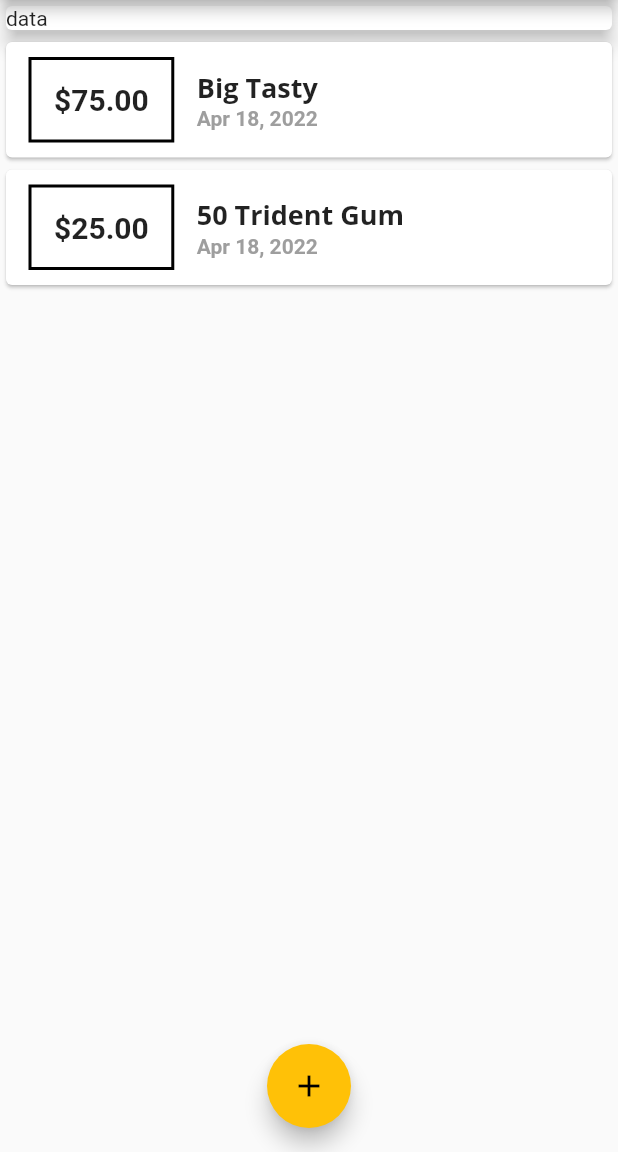
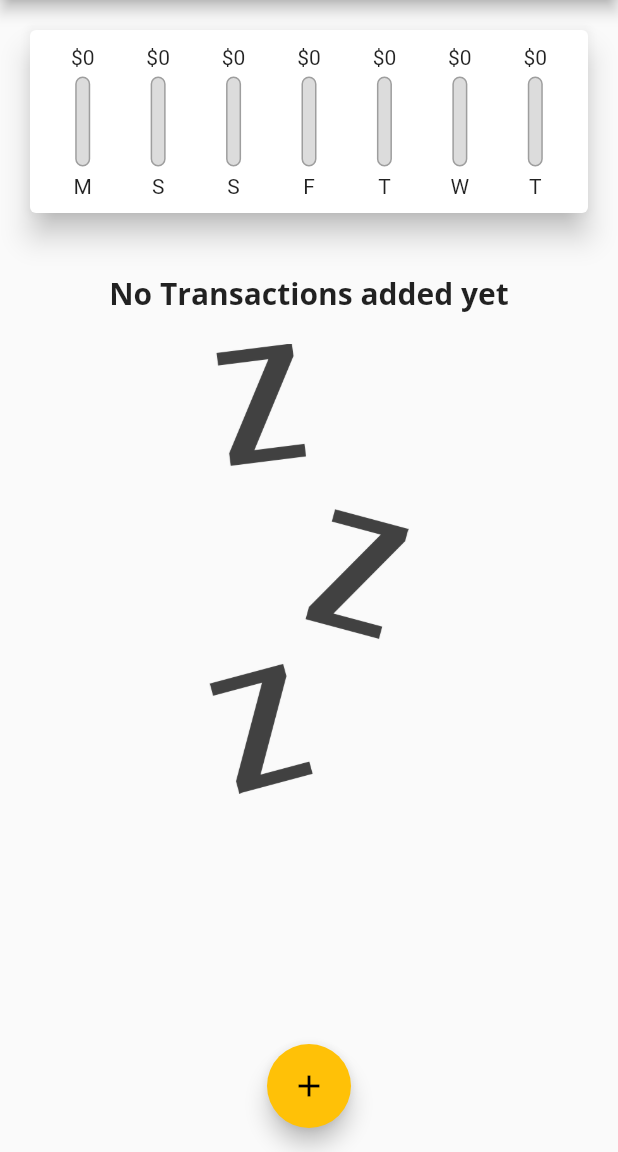
Before and after one commit to IamZygote/Hold-Your-Money, a Flutter app: the screen it shows after launch, on a phone screen of 412 x 824 dp, the part 84-1236 px from its top. Run offline on Flutter 3.47's test engine with Material 2 defaults, Android fonts, the phone set to English and light mode, and no system bars.

Commit message:
Chart + Image
this update is huge:
added an image when there are no items in the list
added a chart to express how much spent in the last 7 days

```diff
--- a/lib/main.dart
+++ b/lib/main.dart
@@ -1,3 +1,4 @@
+import './widgets/chart.dart';
 import './widgets/new_transaction.dart';
 import './widgets/transaction_list.dart';
 import './models/transaction.dart';
@@ -20,7 +21,7 @@ class MyApp extends StatelessWidget {
         textTheme: ThemeData.light().textTheme.copyWith(
               titleLarge: TextStyle(
                 fontFamily: 'OpenSans',
-                fontSize: 18,
+                fontSize: 20,
                 fontWeight: FontWeight.bold,
               ),
             ),
@@ -44,19 +45,29 @@ class MyHomePage extends StatefulWidget {
 
 class _MyHomePageState extends State<MyHomePage> {
   final List<Transaction> _userTransactions = [
-    Transaction(
-      id: '1',
-      title: 'Big Tasty',
-      amount: 75,
-      date: DateTime.now(),
-    ),
-    Transaction(
-      id: '2',
-      title: '50 Trident Gum',
-      amount: 25,
-      date: DateTime.now(),
-    )
+    //Transaction(
+    //  id: '1',
+    //  title: 'Big Tasty',
+    //  amount: 75,
+    //  date: DateTime.now(),
+    //),
+    //Transaction(
+    //  id: '2',
+    //  title: '50 Trident Gum',
+    //  amount: 25,
+    //  date: DateTime.now(),
+    //)
   ];
+
+  List<Transaction> get _recentTransactions {
+    return _userTransactions.where((tx) {
+      return tx.date.isAfter(
+        DateTime.now().subtract(
+          Duration(days: 7),
+        ),
+      );
+    }).toList();
+  }
 
   void _addNewTrans(String txTitle, double txAmount) {
     final newTx = Transaction(
@@ -99,13 +110,7 @@ class _MyHomePageState extends State<MyHomePage> {
         child: Column(
           //mainAxisAlignment: MainAxisAlignment.spaceAround,
           children: <Widget>[
-            Container(
-              width: double.infinity,
-              child: Card(
-                child: Text("data"),
-                elevation: 5,
-              ),
-            ),
+            Chart(_recentTransactions),
             TransactionList(_userTransactions),
           ],
         ),
--- /dev/null
+++ b/lib/widgets/chart.dart
@@ -0,0 +1,63 @@
+import './chart_bar.dart';
+
+import '../models/transaction.dart';
+import 'package:flutter/material.dart';
+import 'package:intl/intl.dart';
+
+class Chart extends StatelessWidget {
+  final List<Transaction> recentTransactions;
+  Chart(this.recentTransactions);
+
+  List<Map<String, Object>> get groupedTransactionValues {
+    return List.generate(7, (index) {
+      final weekDay = DateTime.now().subtract(
+        Duration(days: index),
+      );
+      var totalSum = 0.00;
+
+      for (var i = 0; i < recentTransactions.length; i++) {
+        if (recentTransactions[i].date.day == weekDay.day &&
+            recentTransactions[i].date.month == weekDay.month &&
+            recentTransactions[i].date.year == weekDay.year) {
+          totalSum += recentTransactions[i].amount;
+        }
+      }
+
+      return {
+        'day': DateFormat.E().format(weekDay).substring(0, 1),
+        'amount': totalSum,
+      };
+    });
+  }
+
+  double get totalSpending {
+    return groupedTransactionValues.fold(0.0, (sum, item) {
+      return sum + (item['amount'] as double);
+    });
+  }
+
+  @override
+  Widget build(BuildContext context) {
+    return Card(
+      elevation: 8,
+      margin: EdgeInsets.all(20),
+      child: Padding(
+        padding: EdgeInsets.all(10),
+        child: Row(
+          mainAxisAlignment: MainAxisAlignment.spaceAround,
+          children: groupedTransactionValues.map((data) {
+            return Flexible(
+              fit: FlexFit.tight,
+              child: ChartBar(
+                  data['day'].toString(),
+                  (data['amount'] as double),
+                  totalSpending == 0.0
+                      ? 0.0
+                      : (data['amount'] as double) / totalSpending),
+            );
+          }).toList(),
+        ),
+      ),
+    );
+  }
+}
--- /dev/null
+++ b/lib/widgets/chart_bar.dart
@@ -0,0 +1,49 @@
+import 'package:flutter/material.dart';
+
+class ChartBar extends StatelessWidget {
+  final String label;
+  final double spendingAmount;
+  final double spendingPctOfTotal;
+
+  ChartBar(this.label, this.spendingAmount, this.spendingPctOfTotal);
+
+  @override
+  Widget build(BuildContext context) {
+    return Column(
+      children: <Widget>[
+        FittedBox(child: Text('\$${spendingAmount.toStringAsFixed(0)}')),
+        SizedBox(
+          height: 5,
+        ),
+        Container(
+          height: 60,
+          width: 10,
+          child: Stack(
+            children: <Widget>[
+              Container(
+                decoration: BoxDecoration(
+                  border: Border.all(color: Colors.grey, width: 1),
+                  color: Color.fromRGBO(220, 220, 220, 1),
+                  borderRadius: BorderRadius.circular(10),
+                ),
+              ),
+              FractionallySizedBox(
+                heightFactor: spendingPctOfTotal,
+                child: Container(
+                  decoration: BoxDecoration(
+                    color: Theme.of(context).primaryColor,
+                    borderRadius: BorderRadius.circular(10),
+                  ),
+                ),
+              ),
+            ],
+          ),
+        ),
+        SizedBox(
+          height: 5,
+        ),
+        Text(label),
+      ],
+    );
+  }
+}
--- a/lib/widgets/transaction_list.dart
+++ b/lib/widgets/transaction_list.dart
@@ -10,8 +10,30 @@ class TransactionList extends StatelessWidget {
   @override
   Widget build(BuildContext context) {
     return Container(
-      height: 400,
-      child: ListView.builder(
+      height: 500,
+      child: transaction.isEmpty
+          ? Column(
+              children: <Widget>[
+                SizedBox(
+                  height: 20,
+                ),
+                Text(
+                  'No Transactions added yet',
+                  style: Theme.of(context).textTheme.titleLarge,
+                ),
+                SizedBox(
+                  height: 20,
+                ),
+                Container(
+                  height: 300,
+                  child: Image.asset(
+                    'assets/images/waiting.png',
+                    fit: BoxFit.cover,
+                  ),
+                ),
+              ],
+            )
+          : ListView.builder(
               itemBuilder: (context, index) {
                 return Card(
                     child: Row(
--- a/pubspec.yaml
+++ b/pubspec.yaml
@@ -59,9 +59,8 @@ flutter:
   uses-material-design: true
 
   # To add assets to your application, add an assets section, like this:
-  # assets:
-  #   - images/a_dot_burr.jpeg
-  #   - images/a_dot_ham.jpeg
+  assets:
+    - assets/images/waiting.png
 
   # An image asset can refer to one or more resolution-specific "variants", see
   # https://flutter.dev/assets-and-images/#resolution-aware.
```
Also changed, not shown: assets/images/waiting.png (added). Lines whose indentation alone changed are shown as unchanged.
